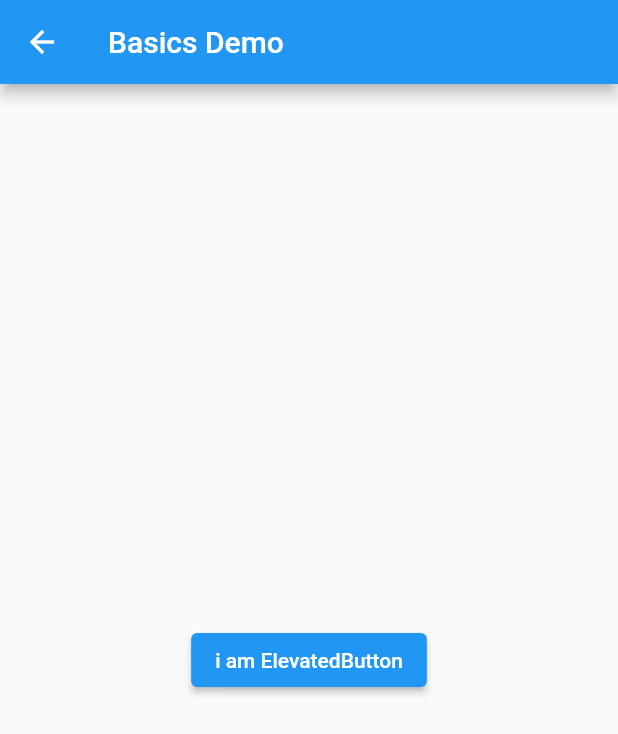
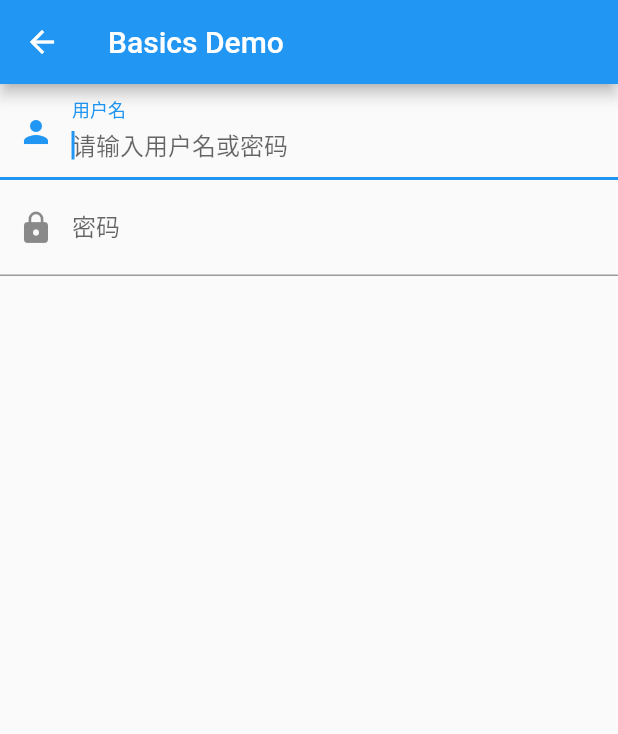
Before and after one commit to Rikkatheworld/flutter_study_demo, a Flutter app: the BasicsWidgetRoute screen opened directly, on a phone screen of 412 x 824 dp. Shown: the top 734 px of the screen. Run offline on Flutter 3.47's test engine with Material 2 defaults, Android fonts, the light colour scheme and no system bars.

Commit message:
basics widgets

```diff
--- a/lib/basics_widget.dart
+++ b/lib/basics_widget.dart
@@ -1,7 +1,22 @@
 import 'package:flutter/material.dart';
 
-class BasicsWidgetRoute extends StatelessWidget {
+class BasicsWidgetRoute extends StatefulWidget {
   const BasicsWidgetRoute({Key? key}) : super(key: key);
+
+  @override
+  State<BasicsWidgetRoute> createState() => _BasicsWidgetRouteState();
+}
+
+class _BasicsWidgetRouteState extends State<BasicsWidgetRoute> {
+  final TextEditingController _tfController = TextEditingController();
+
+  @override
+  void initState() {
+    super.initState();
+    _tfController.addListener(() {
+      print(_tfController.text);
+    });
+  }
 
   @override
   Widget build(BuildContext context) {
@@ -9,12 +24,25 @@ class BasicsWidgetRoute extends StatelessWidget {
       appBar: AppBar(
         title: const Text("Basics Demo"),
       ),
-      body: Center(
-        child: ElevatedButton(
-          child: const Text("i am ElevatedButton"),
-          onPressed: () {},
+      body: Column(children: <Widget>[
+        TextField(
+          controller: _tfController,
+          autofocus: true,
+          decoration: const InputDecoration(
+            labelText: "用户名",
+            hintText: "请输入用户名或密码",
+            prefixIcon: Icon(Icons.person)
+          ),
         ),
-      ),
+        const TextField(
+          decoration: InputDecoration(
+            labelText: "密码",
+            hintText: "请输入密码",
+            prefixIcon: Icon(Icons.lock),
+          ),
+          obscureText: true,
+        )
+      ]),
     );
   }
 }
--- a/pubspec.yaml
+++ b/pubspec.yaml
@@ -57,12 +57,15 @@ flutter:
   # the material Icons class.
   uses-material-design: true
 
+  assets:
+    - assets/images/bobo.jpg
+
   # To add assets to your application, add an assets section, like this:
   # assets:
   #   - images/a_dot_burr.jpeg
   #   - images/a_dot_ham.jpeg
 
-  # An image asset can refer to one or more resolution-specific "variants", see
+  # An images asset can refer to one or more resolution-specific "variants", see
   # https://flutter.dev/assets-and-images/#resolution-aware.
 
   # For details regarding adding assets from package dependencies, see
```
Also changed, not shown: assets/images/bobo.jpg (added), 2 other files.
